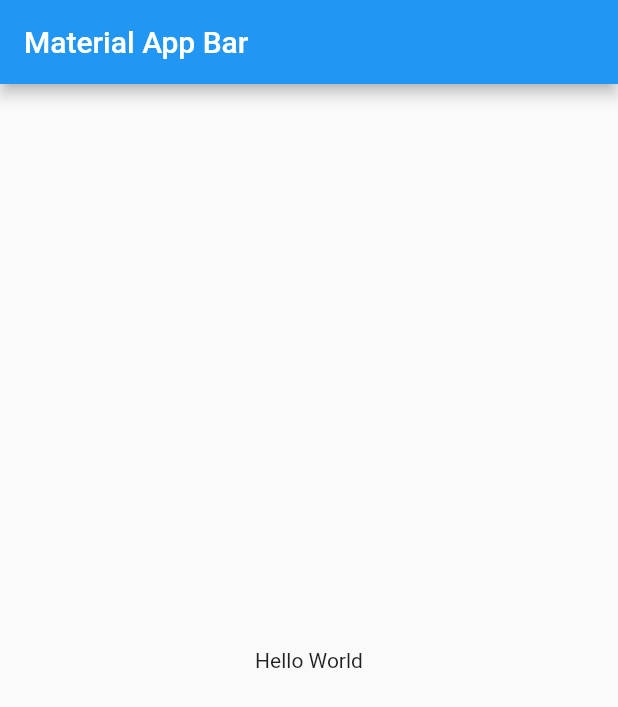
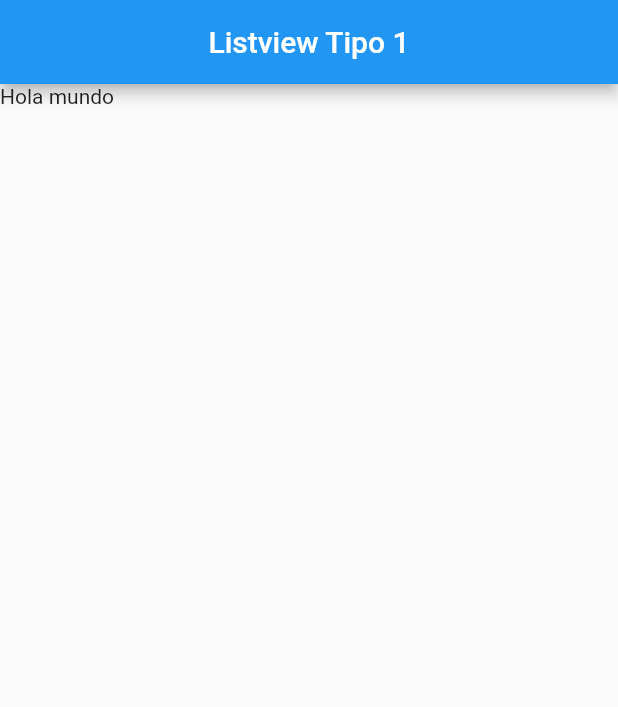
Before and after one commit to cfe-vasco/react-dart-flutter_Fundaments, a Flutter app: the screen it shows after launch, on a phone screen of 412 x 824 dp. Shown: the top 707 px of the screen. Run offline on Flutter 3.47's test engine with Material 2 defaults, Android fonts, the phone set to English and light mode, and no system bars.

Commit message:
ListView-Mostrar una lista de constantes

```diff
--- a/flutter_components/lib/main.dart
+++ b/flutter_components/lib/main.dart
@@ -1,4 +1,5 @@
 import 'package:flutter/material.dart';
+import 'package:flutter_components/screens/listview1_screen.dart';
 
 void main() => runApp(const MyApp());
 
@@ -7,17 +8,10 @@
 
   @override
   Widget build(BuildContext context) {
-    return MaterialApp(
+    return const MaterialApp(
       debugShowCheckedModeBanner: false,
       title: 'Material App',
-      home: Scaffold(
-        appBar: AppBar(
-          title: const Text('Material App Bar'),
-        ),
-        body: const Center(
-          child: Text('Hello World'),
-        ),
-      ),
+      home: Listview1Screen(),
     );
   }
 }
--- /dev/null
+++ b/flutter_components/lib/screens/listview1_screen.dart
@@ -0,0 +1,22 @@
+import 'package:flutter/material.dart';
+
+class Listview1Screen extends StatelessWidget {
+
+  const Listview1Screen({Key? key}) : super(key: key);
+
+  @override
+  Widget build(BuildContext context) {
+    return Scaffold(
+      appBar: AppBar(
+        title: const Center(
+          child: Text("Listview Tipo 1")
+        ),
+      ),
+      body: ListView(
+        children: const [
+          Text('Hola mundo'),
+        ],
+      )
+    );
+  }
+}
```
